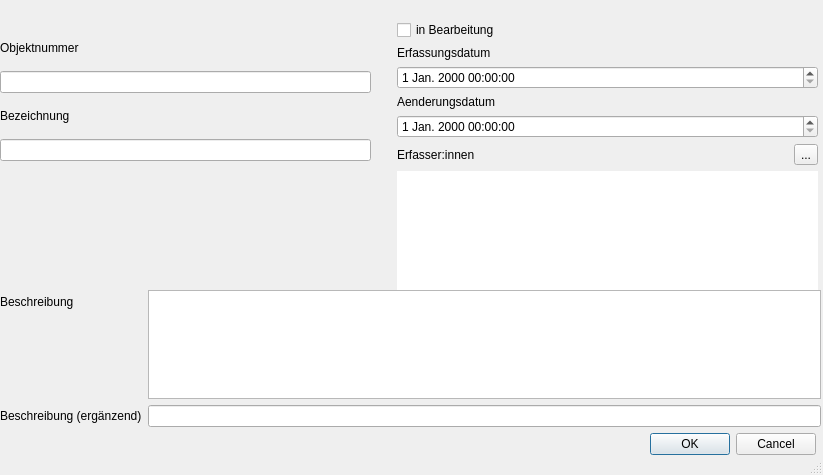
LausitzBergbaukultur/LauGIS, file LauQGIS_frontend/objektbereich_form.ui: the form before one commit.
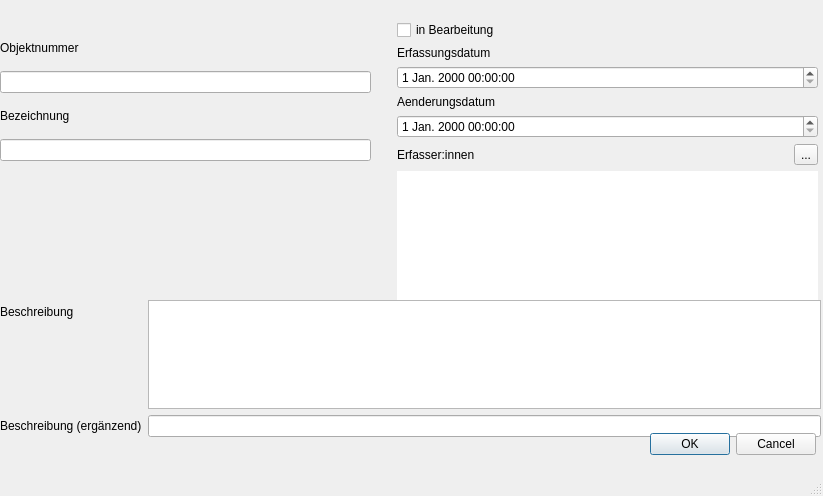
The form after the commit. Custom widgets are drawn as their Qt base class.

The edit to the form file:
```diff
--- a/LauQGIS_frontend/objektbereich_form.ui
+++ b/LauQGIS_frontend/objektbereich_form.ui
@@ -7,7 +7,7 @@
     <x>0</x>
     <y>0</y>
     <width>823</width>
-    <height>475</height>
+    <height>496</height>
    </rect>
   </property>
   <property name="windowTitle">
@@ -25,7 +25,7 @@
      <x>397</x>
      <y>20</y>
      <width>421</width>
-     <height>271</height>
+     <height>289</height>
     </rect>
    </property>
    <layout class="QVBoxLayout" name="verticalLayout">
@@ -137,7 +137,7 @@
    <property name="geometry">
     <rect>
      <x>0</x>
-     <y>290</y>
+     <y>300</y>
      <width>821</width>
      <height>137</height>
     </rect>
```
